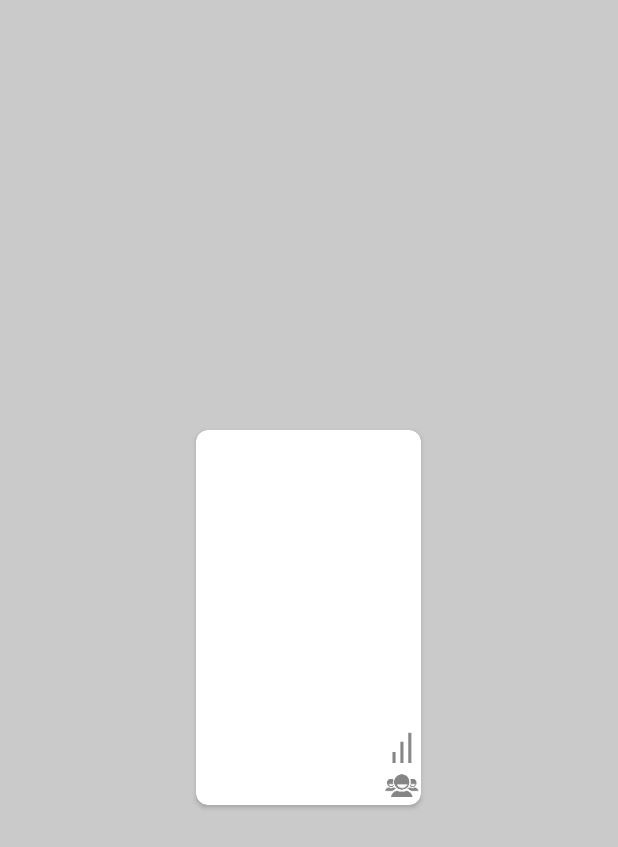
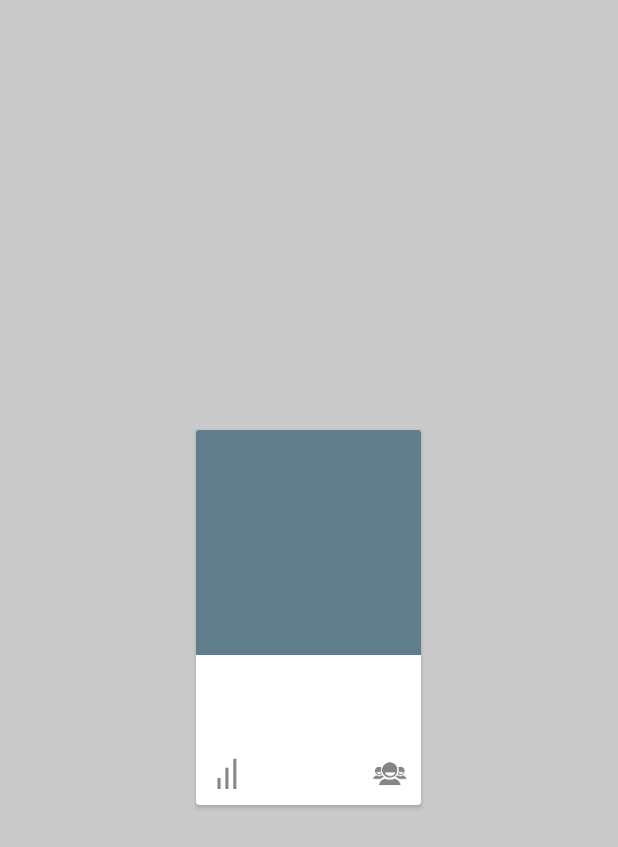
Before and after one commit to CaveFeet/android_spotify_streamer, an Android app: the layout recycler_view_artist.xml on its own in the app's theme, with its tools: preview values and no code run, on a phone screen of 412 x 824 dp. Shown: the top 847 px of the screen. Run offline under Robolectric (Android 15) with nearby library versions, the light colour scheme and no system bars.

Commit message:
Updated coachmarks and some minor ui tweaks

```diff
--- a/SpotifyStreamer/src/main/java/com/n8/spotifystreamer/coachmarks/CoachmarkFragmentView.java
+++ b/SpotifyStreamer/src/main/java/com/n8/spotifystreamer/coachmarks/CoachmarkFragmentView.java
@@ -27,7 +27,7 @@ import butterknife.InjectView;
  */
 public class CoachmarkFragmentView extends BaseFragmentView<CoachmarkController> {
 
-    private static final int NUMBER_OF_COACHMARKS = 2;
+    private static final int NUMBER_OF_COACHMARKS = 3;
 
     @InjectView(R.id.fragment_coachmark_viewPager)
     ViewPager mViewPager;
@@ -96,6 +96,8 @@ public class CoachmarkFragmentView extends BaseFragmentView<CoachmarkController>
                 view = layoutInflater.inflate(R.layout.coachmark_search, collection, false);
             }else if (position == 1) {
                 view = layoutInflater.inflate(R.layout.coachmark_results, collection, false);
+            }else if (position == 2) {
+                view = layoutInflater.inflate(R.layout.coachmark_playback, collection, false);
             }
 
             ((ViewPager) collection).addView(view,position);
--- a/SpotifyStreamer/src/main/res/layout/recycler_view_artist.xml
+++ b/SpotifyStreamer/src/main/res/layout/recycler_view_artist.xml
@@ -7,7 +7,7 @@
     android:layout_gravity="center"
     android:background="@drawable/viewholder_selector"
     android:foreground="?attr/selectableItemBackground"
-    app:cardCornerRadius="@dimen/keyline_0"
+    app:cardCornerRadius="@dimen/recycler_view_artist_corner_radius"
     android:layout_margin="@dimen/recycler_view_margin"
     android:elevation="@dimen/recycler_view_item_elevation"
     >
@@ -16,6 +16,12 @@
         android:layout_width="match_parent"
         android:layout_height="match_parent">
 
+        <FrameLayout
+            android:id="@+id/artist_recycler_view_imageView_container"
+            android:layout_width="match_parent"
+            android:layout_height="wrap_content"
+            android:background="@color/accent"
+            >
             <ImageView
                 android:id="@+id/artist_recycler_view_imageView"
                 android:transitionName="@string/artist_thumbnail_transition_name"
@@ -25,22 +31,18 @@
                 android:layout_alignParentStart="true"
                 android:scaleType="centerCrop"
                 />
+        </FrameLayout>
 
-        <LinearLayout
-            android:id="@+id/artist_recycler_view_badge_layout_container"
-            android:orientation="vertical"
-            android:layout_width="wrap_content"
-            android:layout_height="match_parent"
-            android:gravity="bottom|right"
-            android:layout_alignParentEnd="true"
-            android:layout_below="@+id/artist_recycler_view_imageView"
-            >
 
             <LinearLayout
                 android:orientation="horizontal"
                 android:layout_width="wrap_content"
                 android:layout_height="wrap_content"
-                android:gravity="center_vertical|right">
+                android:gravity="center_vertical|right"
+                android:layout_alignParentBottom="true"
+                android:layout_alignParentStart="true"
+                android:layout_margin="@dimen/keyline_0"
+                >
 
                 <TextView
                     android:id="@+id/artist_recycler_view_popularity_textView"
@@ -61,7 +63,11 @@
                 android:orientation="horizontal"
                 android:layout_width="wrap_content"
                 android:layout_height="wrap_content"
-                android:gravity="center_vertical|right">
+                android:gravity="center_vertical|right"
+                android:layout_alignParentBottom="true"
+                android:layout_alignParentEnd="true"
+                android:layout_margin="@dimen/keyline_0"
+                >
 
                 <TextView
                     android:id="@+id/artist_recycler_view_followers_textView"
@@ -77,7 +83,7 @@
                     />
 
             </LinearLayout>
-        </LinearLayout>
+
 
         <TextView
             android:id="@+id/artist_recycler_view_title_textView"
@@ -87,7 +93,7 @@
             style="@style/TextAppearance.AppCompat.Medium"
             android:singleLine="true"
             android:ellipsize="end"
-            android:layout_below="@+id/artist_recycler_view_imageView"
+            android:layout_below="@id/artist_recycler_view_imageView_container"
             />
 
     </RelativeLayout>
--- a/SpotifyStreamer/src/main/res/values/dimens.xml
+++ b/SpotifyStreamer/src/main/res/values/dimens.xml
@@ -41,4 +41,5 @@
 
     <dimen name="playback_fragment_media_controls_container_height">80dp</dimen>
     <dimen name="overflow_size">40dp</dimen>
+    <dimen name="recycler_view_artist_corner_radius">2dp</dimen>
 </resources>
--- a/SpotifyStreamer/src/main/res/values/strings.xml
+++ b/SpotifyStreamer/src/main/res/values/strings.xml
@@ -23,6 +23,8 @@
   <string name="coachmark_results_view_artists">View results of searched artists</string>
   <string name="coachmark_results_dismiss_text">Swipe to dismiss results you are done with</string>
   <string name="coachmark_results_view_artist_tracks_text">Select an artist to view their top 10 tracks</string>
+  <string name="coachmark_playback_preview_a_track">Select a track to preview it</string>
+  <string name="coachmark_playback_preview_all">Preview all tracks in succession</string>
   <string name="dont_show_again">Don\'t show again</string>
   <string name="got_it">Got It</string>
   <string name="share">Share</string>
```
Also changed, not shown: SpotifyStreamer/src/main/ic_launcher-web.png, SpotifyStreamer/src/main/res/mipmap-hdpi/ic_launcher.png, SpotifyStreamer/src/main/res/mipmap-mdpi/ic_launcher.png, SpotifyStreamer/src/main/res/mipmap-xhdpi/ic_launcher.png, SpotifyStreamer/src/main/res/mipmap-xxhdpi/ic_launcher.png, SpotifyStreamer/src/main/res/mipmap-xxxhdpi/ic_launcher.png, 2 other files. Lines whose indentation alone changed are shown as unchanged.
